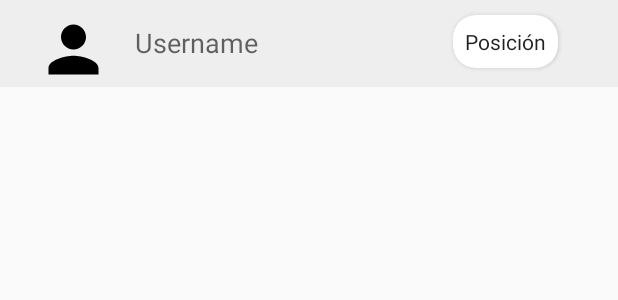
After one commit to JuanEurquijo/Taller3CompuMovil, an Android app: the layout users_adapter.xml on its own in the app's theme, with its tools: preview values and no code run, on a phone screen of 412 x 824 dp. The commit adds this screen. Shown: the top 300 px of the screen. Run offline under Robolectric (Android 15) with nearby library versions, the phone set to English and light mode, and no system bars.

Commit message:
cambios minimos

```diff
--- a/app/src/main/java/com/edu/compumovil/taller3/activities/MapFragment.java
+++ b/app/src/main/java/com/edu/compumovil/taller3/activities/MapFragment.java
@@ -82,6 +82,7 @@ public class MapFragment extends Fragment{
     Marker userPosition;
     Polyline userRoute;
     boolean init = false;
+    boolean available = false;
 
     //light sensor
     SensorManager sensorManager;
@@ -146,6 +147,9 @@ public class MapFragment extends Fragment{
                     alertsHelper.shortToast(getContext(),"No disponible");
                     item.setChecked(false);
                 }
+                break;
+            case R.id.availableUsers:
+                 startActivity(new Intent(getContext(), UsersActivity.class));
                 break;
         }
         return super.onOptionsItemSelected(item);
--- /dev/null
+++ b/app/src/main/res/layout/users_adapter.xml
@@ -0,0 +1,45 @@
+<?xml version="1.0" encoding="utf-8"?>
+<androidx.constraintlayout.widget.ConstraintLayout xmlns:android="http://schemas.android.com/apk/res/android"
+    xmlns:app="http://schemas.android.com/apk/res-auto"
+    xmlns:tools="http://schemas.android.com/tools"
+    android:layout_width="match_parent"
+    android:layout_height="wrap_content"
+    android:background="@color/grey_200">
+
+    <ImageView
+        android:id="@+id/imageUser"
+        android:layout_width="50dp"
+        android:layout_height="50dp"
+        android:layout_marginStart="24dp"
+        android:layout_marginTop="8dp"
+
+        app:layout_constraintStart_toStartOf="parent"
+        app:layout_constraintTop_toTopOf="parent"
+        android:src="@drawable/ic_baseline_person_24"/>
+
+    <TextView
+        android:id="@+id/userName"
+        android:layout_width="175dp"
+        android:layout_height="24dp"
+        android:layout_marginStart="16dp"
+        android:layout_marginTop="16dp"
+        android:hint="Username"
+        android:textAlignment="textStart"
+        android:textSize="18sp"
+        app:layout_constraintStart_toEndOf="@+id/imageUser"
+        app:layout_constraintTop_toTopOf="parent" />
+
+    <Button
+        android:id="@+id/positionBtn"
+        style="@style/Widget.MaterialComponents.TextInputLayout.OutlinedBox.Dense"
+        android:layout_width="70dp"
+        android:layout_height="35dp"
+        android:layout_marginTop="10dp"
+        android:layout_marginEnd="40dp"
+        android:background="@drawable/buttom_default"
+        android:text="Posición"
+        app:layout_constraintEnd_toEndOf="parent"
+        app:layout_constraintTop_toTopOf="parent" />
+
+
+</androidx.constraintlayout.widget.ConstraintLayout>
--- a/app/src/main/res/values/strings.xml
+++ b/app/src/main/res/values/strings.xml
@@ -10,6 +10,7 @@
     <string name="sign_up_string">Regístrate</string>
     <string name="logout_menu_item">Cerrar Sesión</string>
     <string name="status_menu_item">Estado</string>
+    <string name="available_users_menu_item">Usuarios Disponibles</string>
     <string name="mail_error_label">El email no puede estar vacio.</string>
     <string name="error_pass_label">El password no puede estar vacio.</string>
     <string name="name_error_label">El nombre no puede estar vacio.</string>
```
Also changed, not shown: app/src/main/AndroidManifest.xml (+10 -6 lines), app/src/main/java/com/edu/compumovil/taller3/activities/MapActivity.java (+1 -10 lines), app/src/main/java/com/edu/compumovil/taller3/activities/UsersActivity.java (added, +93 -0 lines), app/src/main/java/com/edu/compumovil/taller3/adapters/UsersAdapter.java (added, +68 -0 lines), app/src/main/java/com/edu/compumovil/taller3/models/database/UserInfo.java (+18 -0 lines), app/src/main/res/layout/activity_users.xml (added, +17 -0 lines), app/src/main/res/menu/main_menu.xml (+8 -4 lines).
